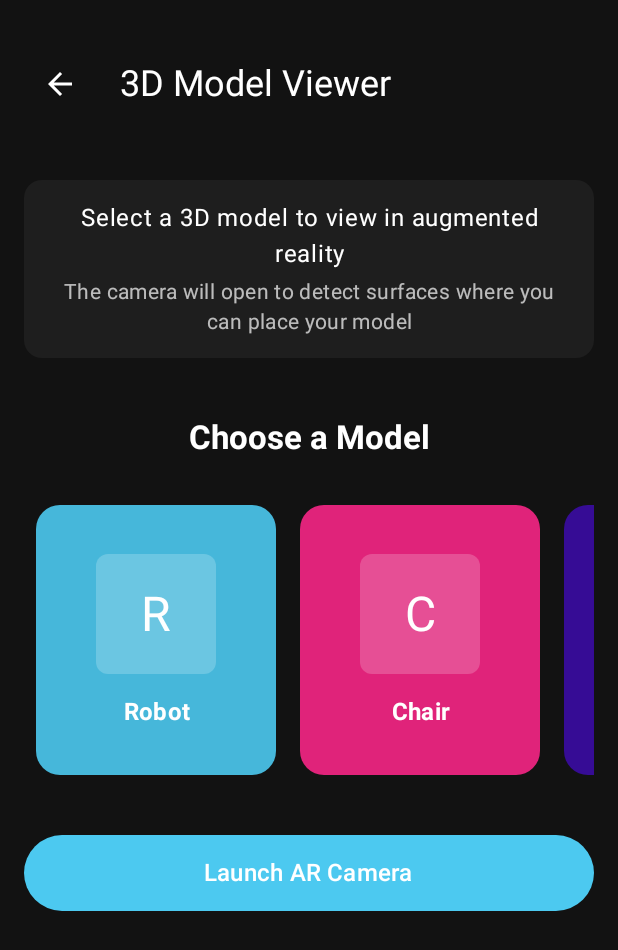
After one commit to Uzairmajeed/MultiTaskingApp, an Android app built with Jetpack Compose: the composable ARModelScreen shown on its own in the app's theme, on a phone screen of 412 x 824 dp. The commit adds this screen. Shown: the top 950 px of the screen. Run offline under Robolectric (Android 15) with nearby library versions, the phone set to English and light mode, and no system bars; 4 statements that could not run were skipped.

Commit message:
StartingAR

```diff
--- a/MultiTasking/app/build.gradle
+++ b/MultiTasking/app/build.gradle
@@ -116,4 +116,8 @@ dependencies {
     implementation libs.androidx.ui.text.google.fonts  // Use the same version as your other Compose dependencies
 
 
+
+
+
+
 }
--- a/MultiTasking/app/src/main/java/com/facebook/multitasking/MainActivity.kt
+++ b/MultiTasking/app/src/main/java/com/facebook/multitasking/MainActivity.kt
@@ -5,7 +5,6 @@ import androidx.activity.ComponentActivity
 import androidx.activity.compose.setContent
 import androidx.activity.enableEdgeToEdge
 import androidx.compose.foundation.layout.fillMaxSize
-import androidx.compose.material3.MaterialTheme
 import androidx.compose.material3.Surface
 import androidx.compose.ui.Modifier
 import androidx.navigation.compose.NavHost
@@ -20,7 +19,6 @@ import com.facebook.multitasking.Screens.ImageProcessingScreen
 import com.facebook.multitasking.Screens.PoseDetectionScreen
 import com.facebook.multitasking.Screens.SelfieSegmentationScreen
 import com.facebook.multitasking.Screens.TextRecognitionScreen
-import com.facebook.multitasking.ui.theme.primaryDark
 
 class MainActivity : ComponentActivity() {
     override fun onCreate(savedInstanceState: Bundle?) {
@@ -75,6 +73,10 @@ class MainActivity : ComponentActivity() {
                             DigitalInkRecognitionScreen(navController = navController)
                         }
 
+                        composable<ARModelScreen> {
+                            ARModelScreen(navController = navController)
+                        }
+
 
 
                     }
--- a/MultiTasking/app/src/main/java/com/facebook/multitasking/Navigation/NavigationExtensions.kt
+++ b/MultiTasking/app/src/main/java/com/facebook/multitasking/Navigation/NavigationExtensions.kt
@@ -17,6 +17,7 @@ fun Screen.route(): String {
         is DocumentScannerScreen -> "document_scanner"
         is ImageProcessingScreen -> "image_processing"
         is DigitalInkRecognitionScreen-> "ink_recognitions"
+        is ARModelScreen-> "ar_model_screen"
     }
 }
 
@@ -39,6 +40,8 @@ inline fun <reified T : Screen> NavGraphBuilder.composable(
         DocumentScannerScreen::class -> "document_scanner"
         ImageProcessingScreen::class -> "image_processing"
         DigitalInkRecognitionScreen::class-> "ink_recognitions"
+        ARModelScreen::class-> "ar_model_screen"
+
 
         else -> throw IllegalArgumentException("Unknown screen class: ${T::class}")
     }
--- a/MultiTasking/app/src/main/java/com/facebook/multitasking/Navigation/Screen.kt
+++ b/MultiTasking/app/src/main/java/com/facebook/multitasking/Navigation/Screen.kt
@@ -33,3 +33,6 @@ object ImageProcessingScreen : Screen()
 
 @Serializable
 object DigitalInkRecognitionScreen : Screen()
+
+@Serializable
+object  ARModelScreen : Screen()
--- /dev/null
+++ b/MultiTasking/app/src/main/java/com/facebook/multitasking/Screens/ARModelScreen.kt
@@ -0,0 +1,234 @@
+package com.facebook.multitasking
+
+import android.content.Intent
+import android.Manifest
+import android.content.pm.PackageManager
+import android.os.Bundle
+import android.widget.Toast
+import androidx.activity.compose.rememberLauncherForActivityResult
+import androidx.activity.result.contract.ActivityResultContracts
+import androidx.compose.foundation.background
+import androidx.compose.foundation.border
+import androidx.compose.foundation.clickable
+import androidx.compose.foundation.layout.*
+import androidx.compose.foundation.lazy.LazyRow
+import androidx.compose.foundation.lazy.items
+import androidx.compose.foundation.shape.RoundedCornerShape
+import androidx.compose.material.icons.Icons
+import androidx.compose.material.icons.filled.ArrowBack
+import androidx.compose.material3.*
+import androidx.compose.runtime.*
+import androidx.compose.ui.Alignment
+import androidx.compose.ui.Modifier
+import androidx.compose.ui.draw.clip
+import androidx.compose.ui.platform.LocalContext
+import androidx.compose.ui.text.font.FontWeight
+import androidx.compose.ui.text.style.TextAlign
+import androidx.compose.ui.unit.dp
+import androidx.core.content.ContextCompat
+import androidx.navigation.NavController
+import androidx.compose.ui.graphics.Color
+
+data class ModelItem(
+    val name: String,
+    val fileName: String,
+    val color: Color
+)
+
+@Composable
+fun ARModelScreen(navController: NavController) {
+    val context = LocalContext.current
+
+    // Define the available 3D models
+    val modelItems = listOf(
+        ModelItem("Robot", "models/robot.glb", Color(0xFF4CC9F0)),
+        ModelItem("Chair", "models/chair.glb", Color(0xFFF72585)),
+        ModelItem("Car", "models/car.glb", Color(0xFF3A0CA3))
+    )
+
+    // Permission handling
+    val cameraPermissionLauncher = rememberLauncherForActivityResult(
+        ActivityResultContracts.RequestPermission()
+    ) { isGranted ->
+        if (isGranted) {
+            // Camera permission granted
+        } else {
+            // Handle permission denied
+            Toast.makeText(context, "Camera permission is required for AR", Toast.LENGTH_LONG).show()
+            navController.popBackStack()
+        }
+    }
+
+    // Check if camera permission is already granted
+    LaunchedEffect(Unit) {
+        if (ContextCompat.checkSelfPermission(
+                context,
+                Manifest.permission.CAMERA
+            ) != PackageManager.PERMISSION_GRANTED) {
+            cameraPermissionLauncher.launch(Manifest.permission.CAMERA)
+        }
+    }
+
+    Box(
+        modifier = Modifier
+            .fillMaxSize()
+            .background(Color(0xFF121212))
+    ) {
+        // Main content
+        Column(
+            modifier = Modifier
+                .fillMaxSize()
+                .padding(16.dp),
+            horizontalAlignment = Alignment.CenterHorizontally
+        ) {
+            // Header
+            Row(
+                modifier = Modifier
+                    .fillMaxWidth()
+                    .padding(vertical = 16.dp),
+                verticalAlignment = Alignment.CenterVertically
+            ) {
+                IconButton(onClick = { navController.popBackStack() }) {
+                    Icon(
+                        imageVector = Icons.Default.ArrowBack,
+                        contentDescription = "Back",
+                        tint = Color.White
+                    )
+                }
+
+                Text(
+                    text = "3D Model Viewer",
+                    style = MaterialTheme.typography.headlineSmall,
+                    color = Color.White,
+                    modifier = Modifier.padding(start = 16.dp)
+                )
+            }
+
+            // Instruction text
+            Card(
+                modifier = Modifier
+                    .fillMaxWidth()
+                    .padding(vertical = 24.dp),
+                colors = CardDefaults.cardColors(
+                    containerColor = Color(0xFF1E1E1E)
+                )
+            ) {
+                Column(
+                    modifier = Modifier.padding(16.dp),
+                    horizontalAlignment = Alignment.CenterHorizontally
+                ) {
+                    Text(
+                        text = "Select a 3D model to view in augmented reality",
+                        color = Color.White,
+                        style = MaterialTheme.typography.bodyLarge,
+                        textAlign = TextAlign.Center
+                    )
+
+                    Text(
+                        text = "The camera will open to detect surfaces where you can place your model",
+                        color = Color.White.copy(alpha = 0.7f),
+                        style = MaterialTheme.typography.bodyMedium,
+                        textAlign = TextAlign.Center,
+                        modifier = Modifier.padding(top = 8.dp)
+                    )
+                }
+            }
+
+            // Model selection
+            Text(
+                text = "Choose a Model",
+                color = Color.White,
+                style = MaterialTheme.typography.titleLarge,
+                fontWeight = FontWeight.Bold,
+                modifier = Modifier.padding(top = 16.dp, bottom = 24.dp)
+            )
+
+            // Model items in a grid-like layout
+            LazyRow(
+                horizontalArrangement = Arrangement.spacedBy(16.dp),
+                contentPadding = PaddingValues(8.dp),
+                modifier = Modifier.fillMaxWidth()
+            ) {
+                items(modelItems) { model ->
+                    ModelCard(model = model) {
+//                        // Launch AR activity with the selected model
+//                        val intent = Intent(context, ARActivity::class.java).apply {
+//                            putExtra("MODEL_PATH", model.fileName)
+//                        }
+//                        context.startActivity(intent)
+                    }
+                }
+            }
+
+            // Launch button
+            Button(
+                onClick = {
+//                    // Default to robot model if none selected
+//                    val intent = Intent(context, ARActivity::class.java).apply {
+//                        putExtra("MODEL_PATH", "models/robot.glb")
+//                    }
+//                    context.startActivity(intent)
+                },
+                modifier = Modifier
+                    .fillMaxWidth()
+                    .padding(top = 32.dp),
+                colors = ButtonDefaults.buttonColors(
+                    containerColor = Color(0xFF4CC9F0)
+                )
+            ) {
+                Text(
+                    text = "Launch AR Camera",
+                    style = MaterialTheme.typography.titleMedium,
+                    modifier = Modifier.padding(vertical = 8.dp)
+                )
+            }
+        }
+    }
+}
+
+@Composable
+fun ModelCard(model: ModelItem, onClick: () -> Unit) {
+    Card(
+        modifier = Modifier
+            .width(160.dp)
+            .height(180.dp)
+            .clickable { onClick() },
+        colors = CardDefaults.cardColors(
+            containerColor = model.color.copy(alpha = 0.9f)
+        ),
+        shape = RoundedCornerShape(16.dp)
+    ) {
+        Column(
+            modifier = Modifier
+                .fillMaxSize()
+                .padding(16.dp),
+            horizontalAlignment = Alignment.CenterHorizontally,
+            verticalArrangement = Arrangement.Center
+        ) {
+            // Placeholder for model icon
+            Box(
+                modifier = Modifier
+                    .size(80.dp)
+                    .clip(RoundedCornerShape(8.dp))
+                    .background(Color.White.copy(alpha = 0.2f)),
+                contentAlignment = Alignment.Center
+            ) {
+                Text(
+                    text = model.name.first().toString(),
+                    style = MaterialTheme.typography.headlineLarge,
+                    color = Color.White
+                )
+            }
+
+            Spacer(modifier = Modifier.height(16.dp))
+
+            Text(
+                text = model.name,
+                style = MaterialTheme.typography.titleMedium,
+                color = Color.White,
+                fontWeight = FontWeight.Bold,
+                textAlign = TextAlign.Center
+            )
+        }
+    }
+}
```
Also changed, not shown: MultiTasking/app/src/main/AndroidManifest.xml (+11 -0 lines), MultiTasking/app/src/main/java/com/facebook/multitasking/FeatureItem.kt (+0 -94 lines), MultiTasking/app/src/main/java/com/facebook/multitasking/HomeScreen.kt (+10 -150 lines), MultiTasking/app/src/main/res/layout/activity_ar.xml (added, +26 -0 lines), MultiTasking/gradle/libs.versions.toml (+26 -0 lines), 1 other file.
